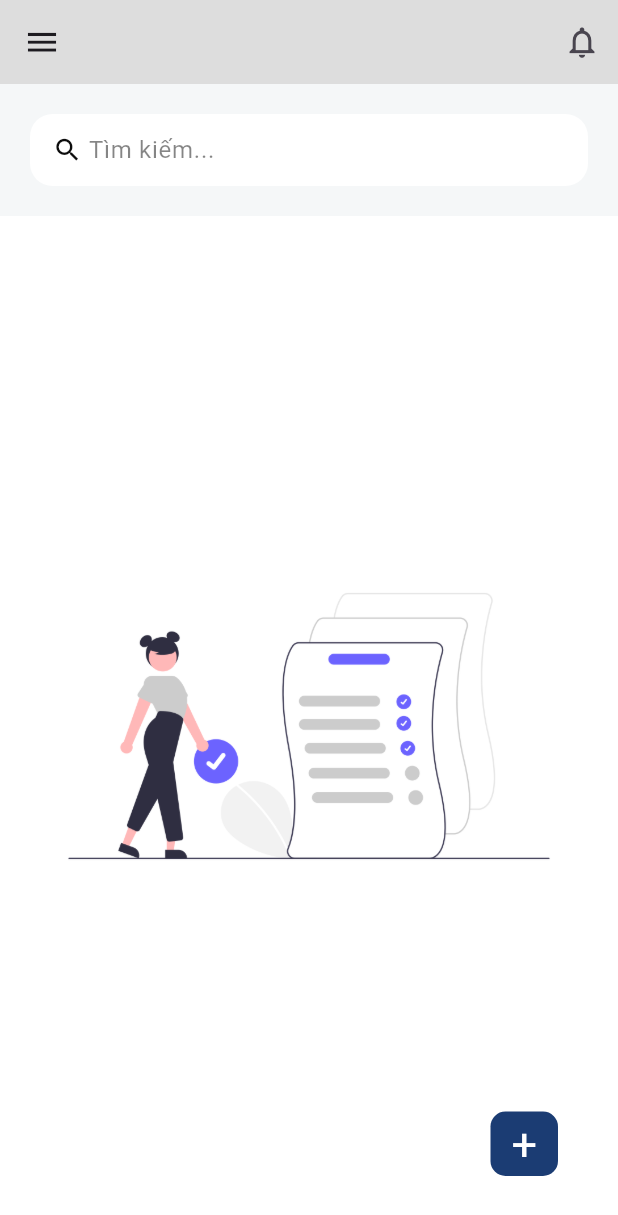
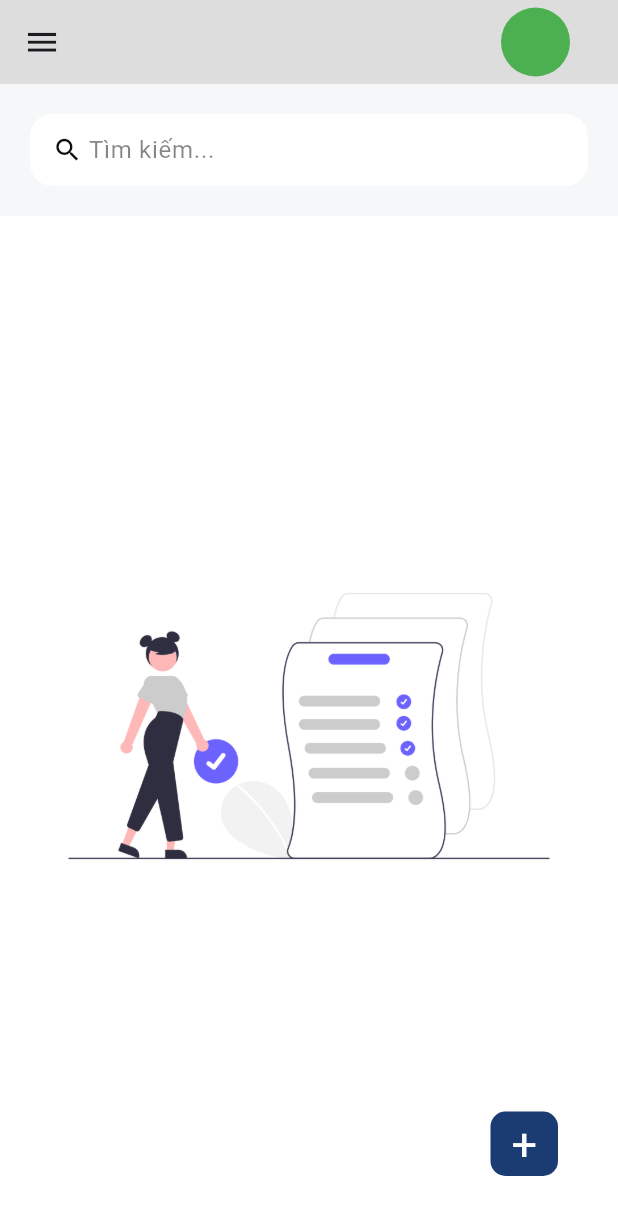
Before and after one commit to PVLama/demo_taskApp, a Flutter app: the screen it shows after launch, on a phone screen of 412 x 824 dp. Shown: the top 1215 px of the screen. Run offline on Flutter 3.47's test engine with Material 3 defaults, Android fonts, the phone set to English and light mode, and no system bars; our stand-ins replace flutter_colorpicker, get, get_storage, image_picker; missing offline and left inert: flutter_quill.

Commit message:
fist commit

```diff
--- a/lib/controllers/task_controller.dart
+++ b/lib/controllers/task_controller.dart
@@ -169,7 +169,9 @@ class TaskController extends GetxController with StateMixin<List<TaskModel>> {
         return;
       }
       final imageTemp = File(imagePick.path);
-      image.value = imageTemp;
+      final Delta delta = Delta()..insert({'image': imageTemp});
+      // quillController.document.compose(delta, changeSource: ChangeSource.local);
+      // image.value = imageTemp;
     } on PlatformException catch (e){
       return e;
     }
--- a/lib/screens/home_screen.dart
+++ b/lib/screens/home_screen.dart
@@ -86,12 +86,15 @@ class HomeScreen extends StatelessWidget{
             size: 25,
           )),
       actions: [
-        IconButton(
-            onPressed: () {},
-            icon: const Icon(
-              Icons.notifications_outlined,
-              size: 25,
-            ))
+        Container(
+          margin: EdgeInsets.all(5),
+          height: 100,
+          width: 100,
+          decoration: BoxDecoration(
+            shape: BoxShape.circle,
+            color: Colors.green
+          ),
+        )
       ],
     );
   }
```
